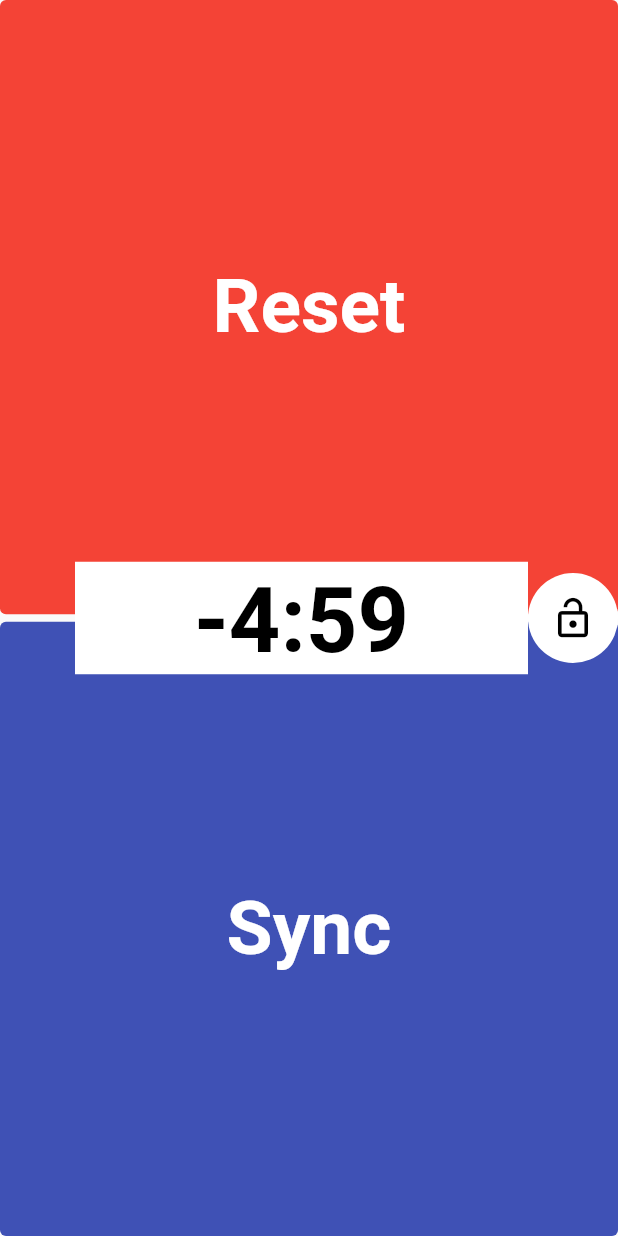
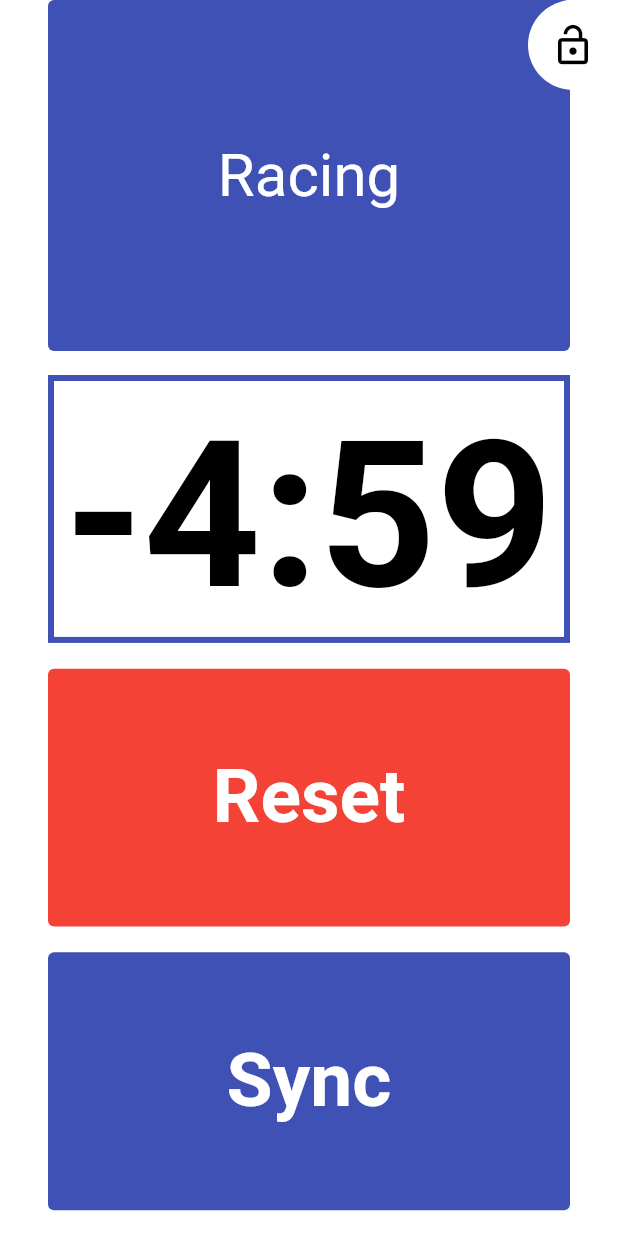
Before and after one commit to masus04/regatta-timer, a Flutter app: the WatchSetTimeView screen opened directly, after a tap on "Start", on a phone screen of 412 x 824 dp. Run offline on Flutter 3.47's test engine with Material 2 defaults, Android fonts, the phone set to English and light mode, and no system bars; our stand-ins replace copy_with_extension, geolocator, google_fonts, hooks_riverpod, numberpicker, shared_preferences and 2 more; accounts and stored records are empty; Roboto replaces fonts that are missing (Ubuntu).

Commit message:
Fixed Timer bug

```diff
--- a/lib/components/layouts/layout_mobile.dart
+++ b/lib/components/layouts/layout_mobile.dart
@@ -23,6 +23,7 @@ class MobileLayout extends HookConsumerWidget {
   @override
   Widget build(BuildContext context, WidgetRef ref) {
     final screenLocked = ref.watch(appLockedProvider);
+    // final numButtons = additionalButtons.length + (primaryButton == null ? 1 : 0) * 2 + (secondaryButton == null ? 1 : 0) * 2;
 
     return Material(
       color: Colors.white,
@@ -86,6 +87,7 @@ class MobileLayoutButton extends StatelessWidget {
   final bool longPressRequired;
 
   final ButtonStyle buttonStyle;
+  final TextStyle? textStyle;
 
   const MobileLayoutButton({
     super.key,
@@ -93,6 +95,7 @@ class MobileLayoutButton extends StatelessWidget {
     required this.onPressed,
     required this.longPressRequired,
     required this.buttonStyle,
+    this.textStyle,
   });
 
   @override
@@ -101,7 +104,7 @@ class MobileLayoutButton extends StatelessWidget {
       onLongPress: onPressed,
       onPressed: longPressRequired ? () {} : onPressed,
       style: buttonStyle,
-      child: Text(text, style: Theme.of(context).textTheme.labelLarge),
+      child: Text(text, style: textStyle ?? Theme.of(context).textTheme.labelLarge),
     );
   }
 }
--- a/lib/providers/timer_provider.dart
+++ b/lib/providers/timer_provider.dart
@@ -46,9 +46,7 @@ class TimerNotifier extends StateNotifier<Duration?> {
     _stateUpdateSubscription = _tickStream.listen((DateTime t) {
       final diff = DateTime.now().difference(startTime!);
       state = Duration(
-        hours: diff.inHours,
-        minutes: diff.inMinutes,
-        seconds: (diff.inMilliseconds / 1000).round().remainder(60),
+        seconds: (diff.inMilliseconds / 1000).round(),
       );
     });
 
--- a/lib/views/timer/button_race_info.dart
+++ b/lib/views/timer/button_race_info.dart
@@ -26,10 +26,11 @@ class RaceInfoWidget extends HookConsumerWidget {
         return MobileLayoutButton(
           text: ref.watch(boatSpeedProvider).when(
                 // TODO: Check settings for unit preference
-                data: (boatSpeed) => "${boatSpeed.knots.toStringAsFixed(1)} kn",
+                data: (boatSpeed) => "BSp: ${boatSpeed.knots.toStringAsFixed(1)} kn",
                 error: (err, trace) => "BoatSpeedError",
                 loading: () => "Racing",
               ),
+          textStyle: Theme.of(context).textTheme.labelMedium?.copyWith(fontSize: 40),
           onPressed: onInfoPressed(context, ref),
           buttonStyle: TextButton.styleFrom(backgroundColor: Theme.of(context).colorScheme.primary),
           longPressRequired: false,
--- a/lib/views/timer/view_pre_start_timer.dart
+++ b/lib/views/timer/view_pre_start_timer.dart
@@ -1,8 +1,11 @@
 import 'package:flutter/material.dart';
 import 'package:hooks_riverpod/hooks_riverpod.dart';
+import 'package:regatta_timer/components/layouts/layout_mobile.dart';
 import 'package:regatta_timer/components/layouts/layout_watch.dart';
 import 'package:regatta_timer/components/widget_timer.dart';
+import 'package:regatta_timer/providers/layout_provider.dart';
 import 'package:regatta_timer/providers/timer_provider.dart';
+import 'package:regatta_timer/views/timer/button_race_info.dart';
 import 'package:regatta_timer/views/timer/button_reset.dart';
 import 'package:regatta_timer/views/timer/button_sync.dart';
 
@@ -13,10 +16,29 @@ class PreStartTimerView extends HookConsumerWidget {
   Widget build(BuildContext context, WidgetRef ref) {
     final currentTime = ref.watch(timerProvider);
 
-    return WatchLayout(
-      topButton: const ResetButton(),
-      bottomButton: const SyncButton(),
-      centerWidget: TimerWidget(currentTime!),
-    );
+    switch (ref.read(uiProvider).deviceType) {
+      case DeviceType.watch:
+        return WatchLayout(
+          topButton: const ResetButton(),
+          bottomButton: const SyncButton(),
+          centerWidget: TimerWidget(currentTime!),
+        );
+      default:
+        return MobileLayout(
+          title: const Padding(
+            padding: EdgeInsets.only(bottom: 16),
+            child: RaceInfoWidget(),
+          ),
+          primaryButton: const Expanded(
+            flex: 10,
+            child: ResetButton(),
+          ),
+          secondaryButton: const Expanded(
+            flex: 10,
+            child: SyncButton(),
+          ),
+          centerWidget: TimerWidget(currentTime!),
+        );
+    }
   }
 }
--- a/lib/views/timer/view_timer.dart
+++ b/lib/views/timer/view_timer.dart
@@ -11,6 +11,8 @@ class TimerView extends HookConsumerWidget {
   Widget build(BuildContext context, WidgetRef ref) {
     final currentTime = ref.watch(timerProvider);
 
-    return Scaffold(body: currentTime!.isNegative ? const PreStartTimerView() : const PostStartTimerView());
+    return Scaffold(
+      body: currentTime!.isNegative ? const PreStartTimerView() : const PostStartTimerView(),
+    );
   }
 }
```
Also changed, not shown: lib/views/timer/button_end_race.dart (+12 -0 lines), lib/views/timer/view_post_start_timer.dart (+8 -2 lines).
